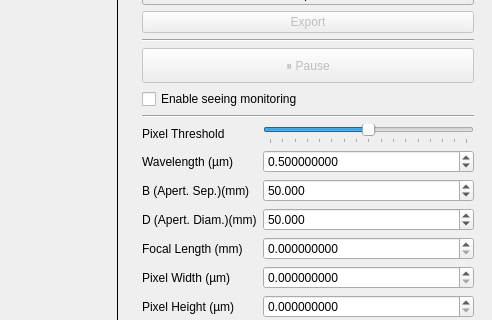
Qt form code/real-time-seeing/ui/layout.ui (r13i/dimm-project) before a commit; both pictures show x 540 to 1032 and y 158 to 478 of the 1032 by 1046 pixel window.
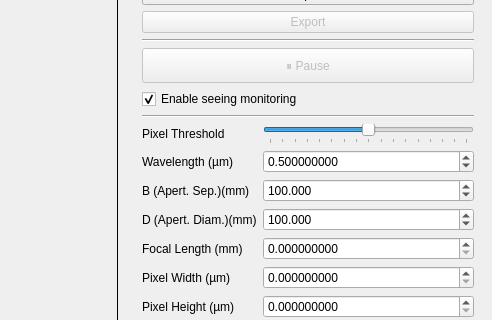
The same form after that commit. Icons and pictures are not drawn.

Commit message: Arranged the plotting with two graphs

Diff of the .ui file:
```diff
--- a/code/real-time-seeing/ui/layout.ui
+++ b/code/real-time-seeing/ui/layout.ui
@@ -172,6 +172,9 @@
          <property name="text">
           <string>Enable seeing monitoring</string>
          </property>
+         <property name="checked">
+          <bool>true</bool>
+         </property>
         </widget>
        </item>
        <item>
@@ -242,8 +245,11 @@
            <property name="decimals">
             <number>3</number>
            </property>
+           <property name="maximum">
+            <double>999999999.998999953269958</double>
+           </property>
            <property name="value">
-            <double>50.000000000000000</double>
+            <double>100.000000000000000</double>
            </property>
           </widget>
          </item>
@@ -271,8 +277,11 @@
            <property name="decimals">
             <number>3</number>
            </property>
+           <property name="maximum">
+            <double>999999999.998999953269958</double>
+           </property>
            <property name="value">
-            <double>50.000000000000000</double>
+            <double>100.000000000000000</double>
            </property>
           </widget>
          </item>
```
Left out of the diff: 9 changed lines with no effect on the pictures. The commit also changes 2 other files.
